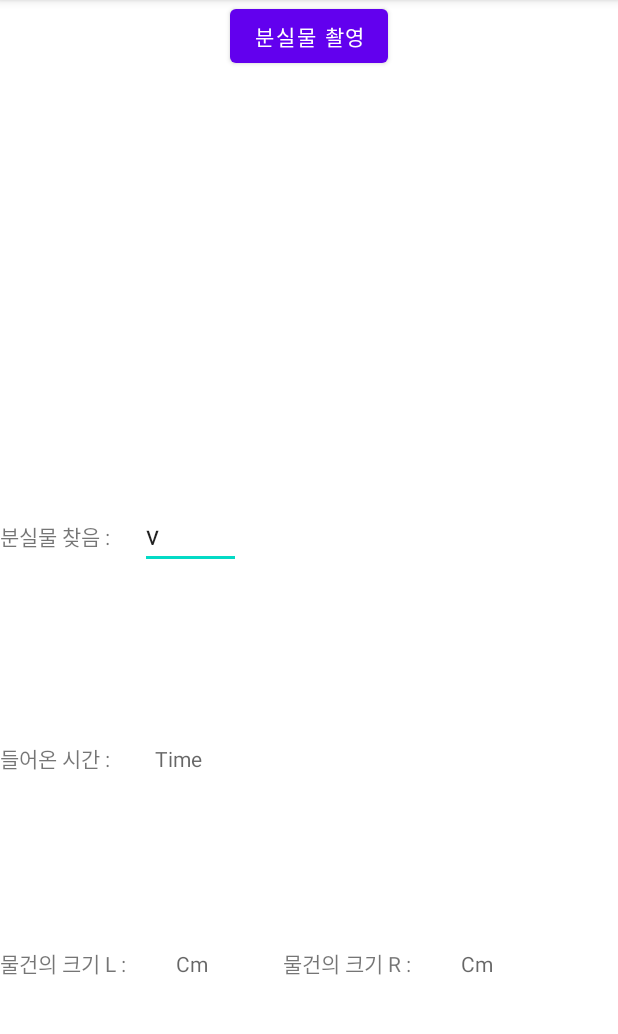
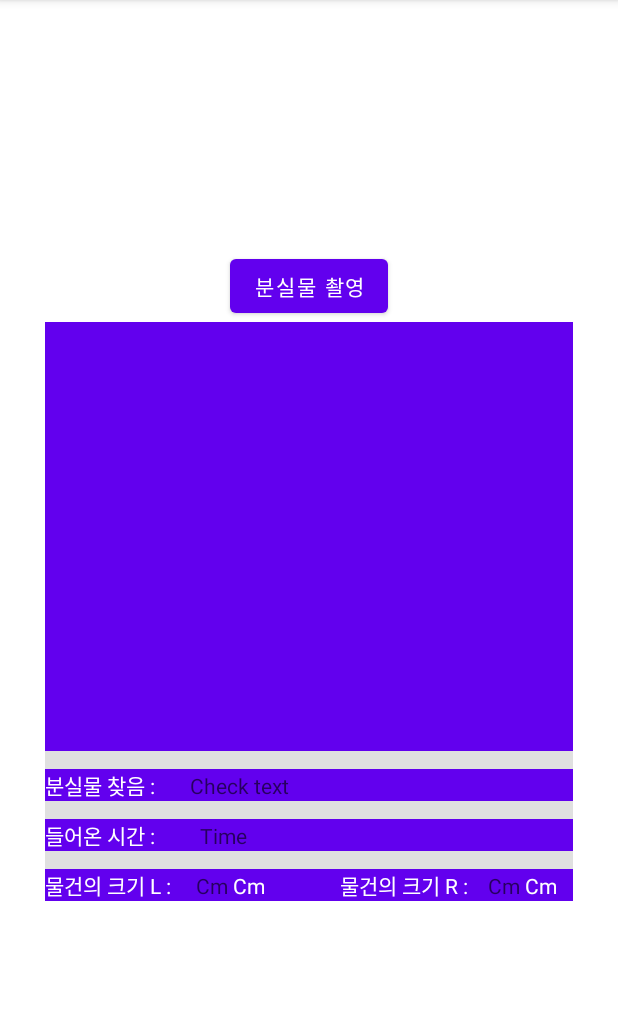
Before and after one commit to ysoup26/LostItemBox, an Android app: the GalleryDetailActivity screen opened directly, with no data from a screen before it, on a phone screen of 412 x 824 dp, the part 84-1118 px from its top. Run offline under Robolectric (Android 15) with nearby library versions, the light colour scheme and no system bars; 2 statements that could not run were skipped.

Commit message:
design change

```diff
--- a/AndroidAPP/LostBoxAPP/app/src/main/java/com/example/lostandfound/ui/GalleryActivity.java
+++ b/AndroidAPP/LostBoxAPP/app/src/main/java/com/example/lostandfound/ui/GalleryActivity.java
@@ -10,11 +10,12 @@ import android.view.View;
 import android.widget.Button;
 
 import com.example.lostandfound.R;
+import com.example.lostandfound.ui.apicall.GetDBItem;
 import com.example.lostandfound.ui.apicall.GetDBItems;
 
 public class GalleryActivity extends AppCompatActivity {
     String getLogsURL;
-
+    String name;
     //    private TextView textView_Date1;
 //    private TextView textView_Date2;
     final static String TAG = "AndroidAPITest";
@@ -23,7 +24,9 @@ public class GalleryActivity extends AppCompatActivity {
     protected void onCreate(Bundle savedInstanceState) {
         super.onCreate(savedInstanceState);
         setContentView(R.layout.activity_gallery);
-        //Intent intent = getIntent();
+        Intent intent = getIntent();
+        name = intent.getStringExtra("name");
+        Log.i("n", "name="+name);
         getLogsURL ="https://r9eh795567.execute-api.ap-northeast-2.amazonaws.com/lostItems" ;
         //intent.getStringExtra("getLogsURL");
         Log.i(TAG, "getLogsURL="+getLogsURL);
@@ -117,7 +120,7 @@ public class GalleryActivity extends AppCompatActivity {
         start.setOnClickListener(new View.OnClickListener() {
             @Override
             public void onClick(View view) {
-                new GetDBItems(GalleryActivity.this,getLogsURL).execute();
+                new GetDBItem(GalleryActivity.this,getLogsURL,name).execute();
             }
         });
     }
--- a/AndroidAPP/LostBoxAPP/app/src/main/java/com/example/lostandfound/ui/GalleryDetailActivity.java
+++ b/AndroidAPP/LostBoxAPP/app/src/main/java/com/example/lostandfound/ui/GalleryDetailActivity.java
@@ -6,6 +6,7 @@ import android.content.Intent;
 import android.graphics.Bitmap;
 import android.os.Bundle;
 import android.provider.MediaStore;
+import android.util.Log;
 import android.view.View;
 import android.widget.Button;
 import android.widget.EditText;
@@ -21,6 +22,7 @@ public class GalleryDetailActivity extends AppCompatActivity {
     TextView TextRCm;
     TextView TextTime;
     EditText Check;
+    TextView CheckText;
 
     @Override
     protected void onCreate(Bundle savedInstanceState) {
@@ -33,22 +35,41 @@ public class GalleryDetailActivity extends AppCompatActivity {
         TextRCm = (TextView) findViewById(R.id.textRCm);
         TextTime = (TextView) findViewById(R.id.textTime);
         Check = (EditText) findViewById(R.id.editCheck);
+        CheckText = (TextView) findViewById(R.id.textCheck);
+        Intent intent = getIntent();
+        String name = intent.getStringExtra("name");
+        Log.i("detail","detailname="+name);   // detailname=admin
 
-        Intent intent = getIntent();
         String time = intent.getStringExtra("time");
         String Rcm = intent.getStringExtra("Rcm");
         String Lcm = intent.getStringExtra("Lcm");
         String find = intent.getStringExtra("find");
-        TextTime.setText(time);
-        TextRCm.setText(Rcm);
-        TextLCm.setText(Lcm);
 
-        //////// 이부분 동작 잘 안됨//////////
-        if(find == "none"){
-            Check.setText("x");
+        if(name.equals("admin")) { //관리자용 상세정보
+            TextTime.setText(time);
+            TextRCm.setText(Rcm);
+            TextLCm.setText(Lcm);
+            //CheckText.setVisibility(View.GONE);
+            CheckText.setVisibility(View.INVISIBLE);
+            Check.setVisibility(View.VISIBLE);
+
+            if (find.equals("none")) {
+                Check.setText("x");
+            } else Check.setText("v");
         }
-        else Check.setText("v");
-        ////////////////////////////////////
+        else if (name.equals("user")) { //사용자용 상세정보
+            btnCamera.setVisibility(View.GONE);
+            //btnCamera.setEnabled(false); // or btnCamera.setVisibility(View.GONE)
+            TextTime.setText(time);
+            TextRCm.setText(Rcm);
+            TextLCm.setText(Lcm);
+            CheckText.setVisibility(View.VISIBLE);
+            Check.setVisibility(View.INVISIBLE);
+
+            if (find.equals("none")) { ////이부분 edit -> text로 바꿔야함
+                CheckText.setText("x");
+            } else CheckText.setText("v");
+        }
 
         //listView =(ListView)findViewById(R.id.listView);
         btnCamera.setOnClickListener(new View.OnClickListener() {
@@ -64,49 +85,23 @@ public class GalleryDetailActivity extends AppCompatActivity {
                 }
             }
         });   // 카메라 버튼 누르면 , 저장
-
-        //imageView = (ImageView) findViewById(R.id.imageView);
-
-        //Intent i = new Intent(MediaStore.ACTION_IMAGE_CAPTURE);
-        //startActivityForResult(i, 0);
-
     }
 
     @Override
     protected void onActivityResult(int requestCode, int resultCode, Intent data)    {  //새로 불리는 엑티비티여기서 이미지 삽입
         super.onActivityResult(requestCode, resultCode, data);
-        //listView =(ListView)findViewById(R.id.listView);
 
         // 카메라 촬영을 하면 이미지뷰에 사진 삽입
         if(requestCode == 0 && resultCode == RESULT_OK) {
-            //        // 데이터 원본 준비 : 7개의 사진 리스트
-            // listView =(ListView)findViewById(R.id.listView);
-            // ArrayList<MyItem> data = new ArrayList<MyItem>();
-            //
-            // data.add(new MyItem(imageBitmap, "x"));
-            //
 
-
-            //ArrayList<MyItem> Item = new ArrayList<MyItem>();
             // Bundle로 데이터를 입력
             Bundle extras = data.getExtras();
-
             // Bitmap으로 컨버전
             Bitmap imageBitmap = (Bitmap) extras.get("data");
 
-            //int count;
-            //count = adapter.getCount();
-
             // 이미지뷰에 Bitmap으로 이미지를 입력 -> 리스트뷰의 imageView에 이미지 입력
             imageView.setImageBitmap(imageBitmap);
-            //TextCm.setText("");  // 로그목록에서 intent받아서
-            //TextTime.setText("");  // 로그목록에서 intent받아서
 
-
-            //Item.add(new MyItem(imageBitmap, "x","5cm" ,"12:30"));
-
-            //adapter= new MyAdapter(this, R.layout.item, Item);
-            //listView.setAdapter(adapter);
         }
     }
 }
--- a/AndroidAPP/LostBoxAPP/app/src/main/java/com/example/lostandfound/ui/MainActivity.java
+++ b/AndroidAPP/LostBoxAPP/app/src/main/java/com/example/lostandfound/ui/MainActivity.java
@@ -89,6 +89,7 @@ public class MainActivity extends AppCompatActivity {
 //                    return;
 //                }
                 Intent intent = new Intent(MainActivity.this, GalleryActivity.class);
+                intent.putExtra("name","admin");
                 //intent.putExtra("https://r9eh795567.execute-api.ap-northeast-2.amazonaws.com/lostItems", getLogsURL);
                 //Log.i(TAG,getLogsURL);
                 startActivity(intent);
@@ -107,6 +108,7 @@ public class MainActivity extends AppCompatActivity {
 //                    return;
 //                }
                 Intent intent = new Intent(MainActivity.this,GalleryActivity.class);
+                intent.putExtra("name","user");
                 //intent.putExtra("https://r9eh795567.execute-api.ap-northeast-2.amazonaws.com/lostItems", getLogsURL);
                 //Log.i(TAG,getLogsURL);
                 startActivity(intent);
--- a/AndroidAPP/LostBoxAPP/app/src/main/java/com/example/lostandfound/ui/apicall/GetDBItem.java
+++ b/AndroidAPP/LostBoxAPP/app/src/main/java/com/example/lostandfound/ui/apicall/GetDBItem.java
@@ -26,9 +26,11 @@ import java.util.ArrayList;
 public class GetDBItem extends GetRequest {
     final static String TAG = "AndroidAPITest";
     String urlStr;
-    public GetDBItem(Activity activity, String urlStr) {
+    String name;
+    public GetDBItem(Activity activity, String urlStr,String name) {
         super(activity);
         this.urlStr = urlStr;
+        this.name = name;
     }
 
     @Override
@@ -84,6 +86,9 @@ public class GetDBItem extends GetRequest {
 
                 Intent intent = new Intent(activity, GalleryDetailActivity.class);
                 //Intent intent = new Intent(activity, DeviceActivity.class );  // 0
+                Log.i("GetDB","GetDBname="+name);  // GetDBname=admin
+                intent.putExtra("name",name); // 관리자 , 사용자 전달
+
                 // 시간, L CM , R CM 전달
                 intent.putExtra("time", thing.timestamp);  // 시간전달
                 intent.putExtra("Rcm",thing.right);  // 오른쪽 cm
--- a/AndroidAPP/LostBoxAPP/app/src/main/res/layout/activity_gallery_detail.xml
+++ b/AndroidAPP/LostBoxAPP/app/src/main/res/layout/activity_gallery_detail.xml
@@ -3,7 +3,8 @@
     android:layout_width="match_parent"
     android:layout_height="match_parent"
     android:orientation="vertical"
-    android:gravity="center">
+    android:gravity="center"
+    android:padding="30dp">
 
     <Button
         android:layout_width="wrap_content"
@@ -18,69 +19,109 @@
         android:layout_height="286dp"
         android:layout_gravity="center_vertical"
         android:padding="8dp"
-        android:scaleType="centerInside" />
+        android:scaleType="centerInside"
+        android:background="@color/purple_500"/>
+    <View
+        android:layout_width="match_parent"
+        android:layout_height="12dp"
+        android:background="?android:attr/listDivider" />
 
     <LinearLayout
         android:layout_width="match_parent"
         android:layout_height="wrap_content"
         android:orientation="horizontal"
-        android:layout_weight="1"
-        >
+        android:background="@color/purple_500">
+
         <TextView
             android:layout_width="wrap_content"
             android:layout_height="wrap_content"
-            android:text="분실물 찾음 :      "  />
+            android:text="분실물 찾음 :      "
+            android:textColor="@color/cardview_light_background"/>
+
         <EditText
+            android:id="@+id/editCheck"
             android:layout_width="wrap_content"
             android:layout_height="wrap_content"
             android:hint=" Check "
-            android:id="@+id/editCheck"  />
+            android:visibility="gone"
+            android:textColor="@color/cardview_light_background"/>
+
+        <TextView
+            android:id="@+id/textCheck"
+            android:layout_width="wrap_content"
+            android:layout_height="wrap_content"
+            android:hint=" Check text "
+            android:visibility="visible"
+            android:textColor="@color/cardview_light_background"/>
     </LinearLayout>
+    <View
+        android:layout_width="match_parent"
+        android:layout_height="12dp"
+        android:background="?android:attr/listDivider" />
 
     <LinearLayout
         android:layout_width="match_parent"
         android:layout_height="wrap_content"
         android:orientation="horizontal"
-        android:layout_weight="1"        >
+        android:background="@color/purple_500">
 
         <TextView
             android:layout_width="wrap_content"
             android:layout_height="wrap_content"
-            android:text="들어온 시간 :        " />
+            android:text="들어온 시간 :        "
+            android:textColor="@color/cardview_light_background" />
 
         <TextView
             android:id="@+id/textTime"
             android:layout_width="wrap_content"
             android:layout_height="wrap_content"
-            android:hint=" Time " />
+            android:hint=" Time "
+            android:textColor="@color/cardview_light_background"/>
     </LinearLayout>
+    <View
+        android:layout_width="match_parent"
+        android:layout_height="12dp"
+        android:background="?android:attr/listDivider" />
 
     <LinearLayout
         android:layout_width="match_parent"
         android:layout_height="wrap_content"
         android:orientation="horizontal"
-        android:layout_weight="1"    >
+        android:background="@color/purple_500">
 
         <TextView
             android:layout_width="wrap_content"
             android:layout_height="wrap_content"
-            android:text="물건의 크기 L :         " />
-
+            android:text="물건의 크기 L :    "
+            android:textColor="@color/cardview_light_background"/>
         <TextView
             android:id="@+id/textLCm"
             android:layout_width="wrap_content"
             android:layout_height="wrap_content"
-            android:hint=" Cm " />
+            android:hint=" Cm "
+            android:textColor="@color/cardview_light_background"/>
         <TextView
             android:layout_width="wrap_content"
             android:layout_height="wrap_content"
-            android:text="              물건의 크기 R :         " />
+            android:text="Cm "
+            android:textColor="@color/cardview_light_background"/>
 
+        <TextView
+            android:layout_width="wrap_content"
+            android:layout_height="wrap_content"
+            android:text="              물건의 크기 R :   "
+            android:textColor="@color/cardview_light_background"/>
         <TextView
             android:id="@+id/textRCm"
             android:layout_width="wrap_content"
             android:layout_height="wrap_content"
-            android:hint=" Cm " />
+            android:hint=" Cm "
+            android:textColor="@color/cardview_light_background"/>
+        <TextView
+            android:layout_width="wrap_content"
+            android:layout_height="wrap_content"
+            android:text="Cm "
+            android:textColor="@color/cardview_light_background"/>
     </LinearLayout>
 
 
```
